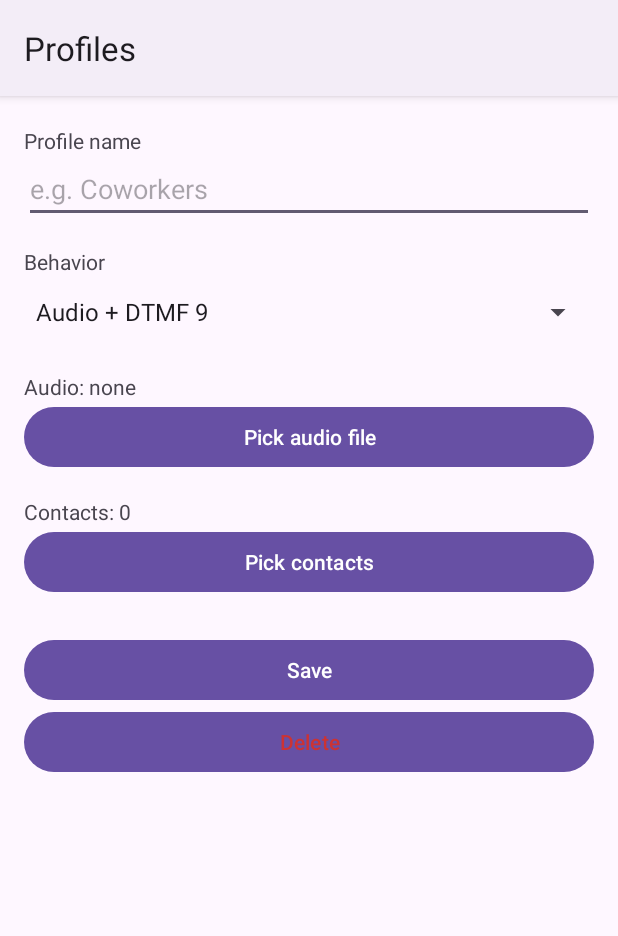
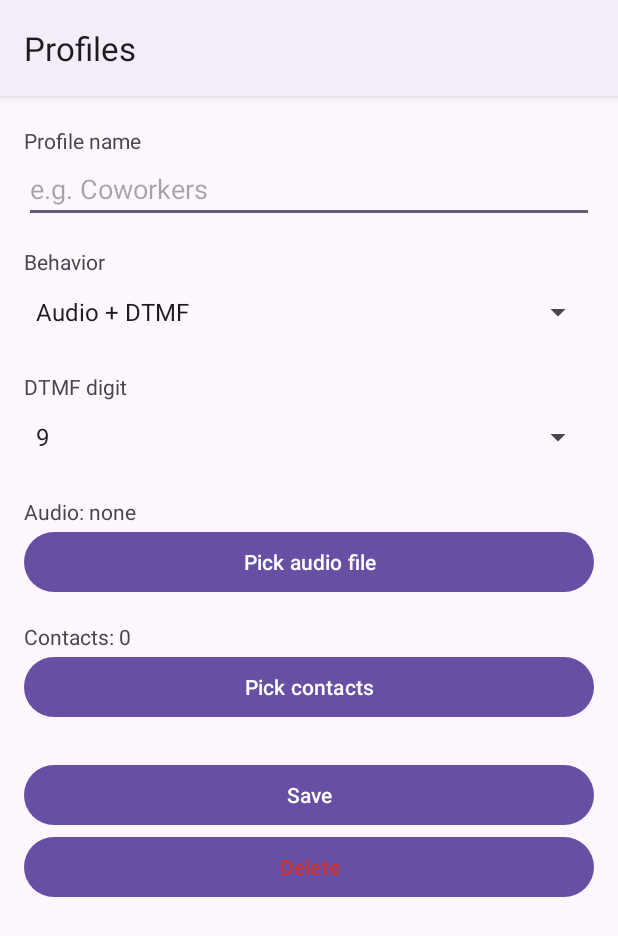
Before and after one commit to SaberMage/lettem-in, an Android app: the ProfileEditActivity screen opened directly, with no data from a screen before it, on a phone screen of 412 x 824 dp. Shown: the top 936 px of the screen. Run offline under Robolectric (Android 15) with nearby library versions, the phone set to English and light mode, and no system bars.

Commit message:
v0.2.2: dynamic hangup, per-profile DTMF digit, mid-edit Teensy detection
Dynamic hangup
- WavConverter now returns Result(wavBytes, durationMs); duration is persisted
  on Profile.audioDurationMs at upload time.
- LettemInService.computeHangupDelayMs() schedules endCall at
  audio + (1s gap if applicable) + (3 bursts × 600ms + 2 gaps × 120ms if DTMF)
  + 2s pad, floored at 5s. The old hardcoded 15s cap is gone.
- Behavior helpers Behavior.involvesAudio()/involvesDtmf() drive both the
  service dispatch and the UI spinner visibility.

DTMF digit selector
- Profile.dtmf (default '9'); persisted via ProfileRepo.
- ProfileEditActivity: Spinner over 0-9, *, # shown only when behavior involves DTMF.
- Teensy firmware: new 'D <byte>' command sets activeDigit; freqsFor(digit) lookup
  table maps the 12 standard DTMF row/col pairs. dtmfOn() calls applyActiveDigit()
  on every burst so the right pair is loaded.
- TeensyBridge.setDtmfDigit(digit). LettemInService calls it before play cmd when
  behavior involves DTMF.
- Behavior labels updated: 'DTMF only' / 'Audio + DTMF' (digit no longer hardcoded).

Mid-edit Teensy detection bug
- ProfileEditActivity.handleAudioPicked now queries UsbManager.deviceList directly
  instead of trusting AppState.teensyAttached. The cached flag was only updated
  by the service's dynamic broadcast receiver, which could miss the attach event
  if the user plugged in while on the edit screen (system routes USB attach intent
  to the manifest-registered MainActivity, not the running service). Sync the
  cache after the live check.

Bump 0.2.1 -> 0.2.2.

```diff
--- a/app/build.gradle.kts
+++ b/app/build.gradle.kts
@@ -11,8 +11,8 @@ android {
         applicationId = "com.lettemin"
         minSdk = 26
         targetSdk = 34
-        versionCode = 11
-        versionName = "0.2.1"
+        versionCode = 12
+        versionName = "0.2.2"
     }
 
     signingConfigs {
--- a/app/src/main/java/com/lettemin/Profile.kt
+++ b/app/src/main/java/com/lettemin/Profile.kt
@@ -2,37 +2,51 @@ package com.lettemin
 
 enum class Behavior(val key: String, val label: String) {
     REJECT("reject", "Reject"),
-    DTMF("dtmf", "DTMF 9 only"),
+    DTMF("dtmf", "DTMF only"),
     AUDIO("audio", "Audio only"),
-    AUDIO_AND_DTMF("audio_dtmf", "Audio + DTMF 9");
+    AUDIO_AND_DTMF("audio_dtmf", "Audio + DTMF");
 
     companion object {
         fun fromKey(k: String?): Behavior =
             values().firstOrNull { it.key == k } ?: AUDIO_AND_DTMF
     }
+
+    fun involvesDtmf(): Boolean = this == DTMF || this == AUDIO_AND_DTMF
+    fun involvesAudio(): Boolean = this == AUDIO || this == AUDIO_AND_DTMF
 }
 
 /**
  * One profile groups a set of contacts and prescribes how Lettem In answers calls
- * from any of them. Constraints:
+ * from any of them.
+ *
+ * @param dtmf one of 0-9, *, #. Default "9".
+ * @param audioDurationMs duration of the uploaded audio in milliseconds. Set when
+ *        an audio file is uploaded; used to size the auto-hangup timer dynamically.
+ *
+ * Constraints:
  *  - A contact key belongs to at most one profile.
- *  - audioFile is the filename stored on the Teensy SD card (e.g. "greet1.wav").
+ *  - audioFile is the filename stored on the Teensy SD card (e.g. "p_abc.wav").
  *    Null = no audio file selected (behavior must be REJECT or DTMF).
  *
  * Special pseudo contact keys:
- *  - "ANONYMOUS" — caller with no number / blocked caller ID.
- *  - "SPAM"      — STIR/SHAKEN attestation failed (where available).
+ *  - "ANONYMOUS"        — caller with no number / blocked caller ID.
+ *  - "SPAM"             — STIR/SHAKEN attestation failed.
+ *  - "NOT_IN_CONTACTS"  — caller number present but not saved as a contact.
  */
 data class Profile(
     val id: String,
     val name: String,
     val behavior: Behavior,
     val audioFile: String?,
+    val audioDurationMs: Long? = null,
+    val dtmf: String = "9",
     val contactKeys: Set<String>
 ) {
     companion object {
         const val KEY_ANONYMOUS = "ANONYMOUS"
         const val KEY_SPAM = "SPAM"
-        const val KEY_NOT_IN_CONTACTS = "NOT_IN_CONTACTS"  // any number not saved as a contact
+        const val KEY_NOT_IN_CONTACTS = "NOT_IN_CONTACTS"
+
+        val DTMF_DIGITS = listOf("0", "1", "2", "3", "4", "5", "6", "7", "8", "9", "*", "#")
     }
 }
--- a/app/src/main/java/com/lettemin/ProfileEditActivity.kt
+++ b/app/src/main/java/com/lettemin/ProfileEditActivity.kt
@@ -8,6 +8,8 @@ import android.os.Looper
 import android.widget.ArrayAdapter
 import android.widget.Button
 import android.widget.EditText
+import android.view.View
+import android.widget.AdapterView
 import android.widget.Spinner
 import android.widget.TextView
 import android.widget.Toast
@@ -32,6 +34,8 @@ class ProfileEditActivity : AppCompatActivity() {
 
     private lateinit var nameInput: EditText
     private lateinit var behaviorSpinner: Spinner
+    private lateinit var dtmfSpinner: Spinner
+    private lateinit var dtmfLabel: TextView
     private lateinit var audioLabel: TextView
     private lateinit var contactsLabel: TextView
 
@@ -60,12 +64,17 @@ class ProfileEditActivity : AppCompatActivity() {
 
         nameInput = findViewById(R.id.nameInput)
         behaviorSpinner = findViewById(R.id.behaviorSpinner)
+        dtmfSpinner = findViewById(R.id.dtmfSpinner)
+        dtmfLabel = findViewById(R.id.dtmfLabel)
         audioLabel = findViewById(R.id.audioLabel)
         contactsLabel = findViewById(R.id.contactsLabel)
 
         behaviorSpinner.adapter = ArrayAdapter(
             this, android.R.layout.simple_spinner_dropdown_item,
             behaviors.map { it.label }
+        )
+        dtmfSpinner.adapter = ArrayAdapter(
+            this, android.R.layout.simple_spinner_dropdown_item, Profile.DTMF_DIGITS
         )
 
         intent.getStringExtra(EXTRA_ID)?.let { id ->
@@ -74,8 +83,17 @@ class ProfileEditActivity : AppCompatActivity() {
 
         nameInput.setText(profile.name)
         behaviorSpinner.setSelection(behaviors.indexOf(profile.behavior).coerceAtLeast(0))
+        dtmfSpinner.setSelection(Profile.DTMF_DIGITS.indexOf(profile.dtmf).coerceAtLeast(0))
+        updateDtmfVisibility(profile.behavior)
         renderAudio()
         renderContacts()
+
+        behaviorSpinner.onItemSelectedListener = object : AdapterView.OnItemSelectedListener {
+            override fun onItemSelected(p: AdapterView<*>?, v: View?, pos: Int, id: Long) {
+                updateDtmfVisibility(behaviors[pos])
+            }
+            override fun onNothingSelected(p: AdapterView<*>?) {}
+        }
 
         findViewById<Button>(R.id.btnPickAudio).setOnClickListener {
             pickAudioLauncher.launch(arrayOf("audio/*"))
@@ -96,10 +114,20 @@ class ProfileEditActivity : AppCompatActivity() {
         super.onDestroy()
     }
 
+    private fun updateDtmfVisibility(b: Behavior) {
+        val show = b.involvesDtmf()
+        dtmfLabel.visibility = if (show) View.VISIBLE else View.GONE
+        dtmfSpinner.visibility = if (show) View.VISIBLE else View.GONE
+    }
+
     private fun renderAudio() {
-        audioLabel.text = profile.audioFile?.let {
-            getString(R.string.audio_file_label, it)
-        } ?: getString(R.string.audio_file_none)
+        val name = profile.audioFile
+        audioLabel.text = if (name == null) {
+            getString(R.string.audio_file_none)
+        } else {
+            val secs = (profile.audioDurationMs ?: 0L) / 1000.0
+            getString(R.string.audio_file_label, "$name (${"%.1f".format(secs)}s)")
+        }
     }
 
     private fun renderContacts() {
@@ -110,28 +138,40 @@ class ProfileEditActivity : AppCompatActivity() {
     }
 
     private fun handleAudioPicked(uri: Uri) {
-        if (!AppState.teensyAttached) {
+        // Don't trust AppState.teensyAttached — the service may not have caught the
+        // attach broadcast if the user plugged in while on this screen. Query the
+        // UsbManager directly.
+        val usb = getSystemService(android.hardware.usb.UsbManager::class.java)
+        val present = usb.deviceList.values.any { it.vendorId == 0x16C0 }
+        if (!present) {
             Toast.makeText(this, R.string.need_teensy_to_upload, Toast.LENGTH_LONG).show()
             return
         }
+        AppState.teensyAttached = true  // sync cache so other screens reflect reality
+
         val progress = AlertDialog.Builder(this)
             .setMessage(R.string.uploading_audio)
             .setCancelable(false)
             .show()
         Thread {
+            var durationMs = 0L
             val ok = try {
-                val wav = WavConverter.convert(this, uri)
+                val result = WavConverter.convert(this, uri)
+                durationMs = result.durationMs
                 val target = filenameFor(profile.id)
                 val bridge = teensy ?: TeensyBridge(this).also { teensy = it }
                 bridge.open()
-                bridge.uploadFile(target, wav)
+                bridge.uploadFile(target, result.wavBytes)
             } catch (e: Throwable) {
                 android.util.Log.e("LettemIn", "audio upload failed", e); false
             }
             Handler(Looper.getMainLooper()).post {
                 progress.dismiss()
                 if (ok) {
-                    profile = profile.copy(audioFile = filenameFor(profile.id))
+                    profile = profile.copy(
+                        audioFile = filenameFor(profile.id),
+                        audioDurationMs = durationMs
+                    )
                     renderAudio()
                     Toast.makeText(this, R.string.upload_ok, Toast.LENGTH_SHORT).show()
                 } else {
@@ -157,7 +197,8 @@ class ProfileEditActivity : AppCompatActivity() {
             && profile.audioFile == null) {
             Toast.makeText(this, R.string.need_audio_file, Toast.LENGTH_LONG).show(); return
         }
-        val toSave = profile.copy(name = name, behavior = behavior)
+        val dtmf = Profile.DTMF_DIGITS[dtmfSpinner.selectedItemPosition]
+        val toSave = profile.copy(name = name, behavior = behavior, dtmf = dtmf)
         ProfileRepo.upsert(this, toSave)
         finish()
     }
--- a/app/src/main/java/com/lettemin/ProfileRepo.kt
+++ b/app/src/main/java/com/lettemin/ProfileRepo.kt
@@ -58,6 +58,8 @@ object ProfileRepo {
         put("name", p.name)
         put("behavior", p.behavior.key)
         put("audioFile", p.audioFile ?: JSONObject.NULL)
+        put("audioDurationMs", p.audioDurationMs ?: JSONObject.NULL)
+        put("dtmf", p.dtmf)
         put("contactKeys", JSONArray(p.contactKeys.toList()))
     }
 
@@ -70,6 +72,8 @@ object ProfileRepo {
             name = j.getString("name"),
             behavior = Behavior.fromKey(if (j.has("behavior")) j.getString("behavior") else null),
             audioFile = if (!j.has("audioFile") || j.isNull("audioFile")) null else j.getString("audioFile"),
+            audioDurationMs = if (!j.has("audioDurationMs") || j.isNull("audioDurationMs")) null else j.getLong("audioDurationMs"),
+            dtmf = if (j.has("dtmf")) j.getString("dtmf") else "9",
             contactKeys = keys
         )
     }
--- a/app/src/main/res/layout/activity_profile_edit.xml
+++ b/app/src/main/res/layout/activity_profile_edit.xml
@@ -27,6 +27,17 @@
             android:paddingTop="16dp" />
         <Spinner
             android:id="@+id/behaviorSpinner"
+            android:layout_width="match_parent"
+            android:layout_height="wrap_content" />
+
+        <TextView
+            android:id="@+id/dtmfLabel"
+            android:layout_width="match_parent"
+            android:layout_height="wrap_content"
+            android:paddingTop="16dp"
+            android:text="@string/dtmf_digit" />
+        <Spinner
+            android:id="@+id/dtmfSpinner"
             android:layout_width="match_parent"
             android:layout_height="wrap_content" />
 
--- a/app/src/main/res/values/strings.xml
+++ b/app/src/main/res/values/strings.xml
@@ -21,6 +21,7 @@
     <string name="profile_name">Profile name</string>
     <string name="profile_name_hint">e.g. Coworkers</string>
     <string name="behavior">Behavior</string>
+    <string name="dtmf_digit">DTMF digit</string>
     <string name="pick_audio">Pick audio file</string>
     <string name="audio_file_none">Audio: none</string>
     <string name="audio_file_label">Audio: %1$s</string>
```
Also changed, not shown: app/src/main/java/com/lettemin/LettemInScreeningService.kt (+11 -16 lines), app/src/main/java/com/lettemin/LettemInService.kt (+32 -13 lines), app/src/main/java/com/lettemin/TeensyBridge.kt (+12 -0 lines), app/src/main/java/com/lettemin/WavConverter.kt (+5 -2 lines), 1 other file.
